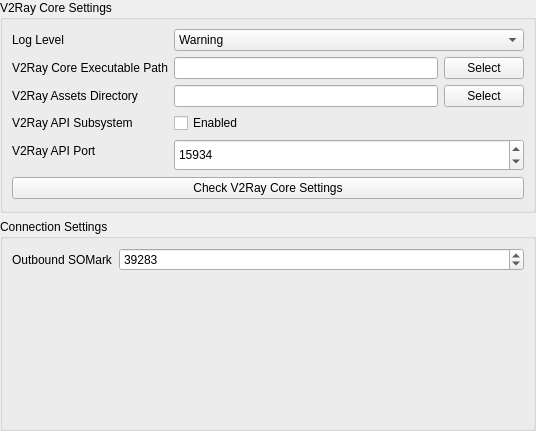
Above: src/plugins/v2ray/ui/w_V2RayKernelSettings.ui from ICE-GB/QvPersonal before the change. Below: the same form after it.
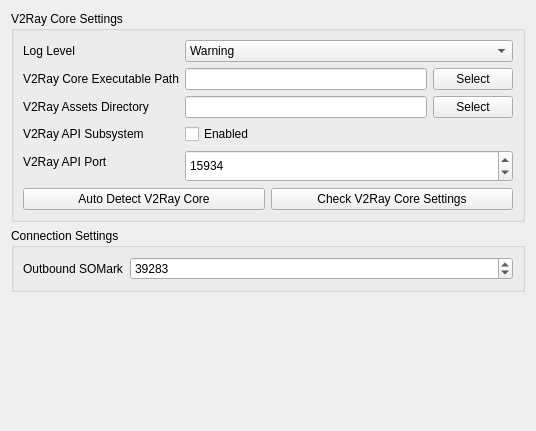
That is the form after the change.

Commit message: + added core searcher under Windows, refined PluginManager window

Diff of the .ui file:
```diff
--- a/src/plugins/v2ray/ui/w_V2RayKernelSettings.ui
+++ b/src/plugins/v2ray/ui/w_V2RayKernelSettings.ui
@@ -14,18 +14,6 @@
    <string>Form</string>
   </property>
   <layout class="QVBoxLayout" name="verticalLayout">
-   <property name="leftMargin">
-    <number>0</number>
-   </property>
-   <property name="topMargin">
-    <number>0</number>
-   </property>
-   <property name="rightMargin">
-    <number>0</number>
-   </property>
-   <property name="bottomMargin">
-    <number>0</number>
-   </property>
    <item>
     <widget class="QGroupBox" name="vcoresettingsGroupBox">
      <property name="title">
@@ -185,6 +173,15 @@
        </widget>
       </item>
       <item row="5" column="0" colspan="2">
+       <layout class="QHBoxLayout" name="horizontalLayout">
+        <item>
+         <widget class="QPushButton" name="detectCoreBtn">
+          <property name="text">
+           <string>Auto Detect V2Ray Core</string>
+          </property>
+         </widget>
+        </item>
+        <item>
        <widget class="QPushButton" name="checkVCoreSettings">
         <property name="text">
          <string>Check V2Ray Core Settings</string>
@@ -192,6 +189,8 @@
        </widget>
       </item>
      </layout>
+      </item>
+     </layout>
     </widget>
    </item>
    <item>
@@ -220,6 +219,19 @@
      </layout>
     </widget>
    </item>
+   <item>
+    <spacer name="verticalSpacer">
+     <property name="orientation">
+      <enum>Qt::Vertical</enum>
+     </property>
+     <property name="sizeHint" stdset="0">
+      <size>
+       <width>20</width>
+       <height>40</height>
+      </size>
+     </property>
+    </spacer>
+   </item>
   </layout>
  </widget>
  <resources/>
```
Lines whose indentation alone changed are shown as unchanged. The commit also changes 8 other files.
